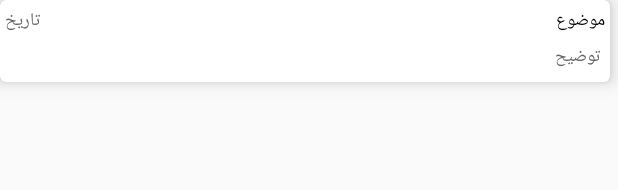
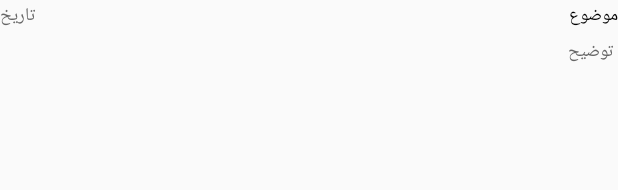
Before and after one commit to behdad222/tehlug_android, an Android app: the layout meetings_item.xml on its own in the app's theme, with its tools: preview values and no code run, on a phone screen of 412 x 824 dp. Shown: the top 190 px of the screen. Run offline under Robolectric (Android 15) with nearby library versions, the phone set to English and light mode, and no system bars.

Commit message:
remove card view

```diff
--- a/app/src/main/res/layout/activity_main.xml
+++ b/app/src/main/res/layout/activity_main.xml
@@ -8,6 +8,6 @@
         android:id="@+id/meeting_recycle_view"
         android:scrollbars="vertical"
         android:layout_width="match_parent"
-        android:layout_height="match_parent"/>
+        android:layout_height="match_parent" />
 
 </RelativeLayout>
--- a/app/src/main/res/layout/meetings_item.xml
+++ b/app/src/main/res/layout/meetings_item.xml
@@ -1,18 +1,8 @@
 <?xml version="1.0" encoding="utf-8"?>
-<android.support.v7.widget.CardView
+<RelativeLayout
     xmlns:android="http://schemas.android.com/apk/res/android"
-    xmlns:card_view="http://schemas.android.com/apk/res-auto"
     android:layout_width="wrap_content"
-    android:layout_height="wrap_content"
-    android:layout_marginRight="5dp"
-    android:layout_marginEnd="5dp"
-    card_view:cardCornerRadius="4dp"
-    card_view:cardElevation="7dp">
-
-    <RelativeLayout
-        android:layout_width="match_parent"
-        android:layout_height="match_parent"
-        android:padding="3dp">
+    android:layout_height="wrap_content">
 
     <TextView
         android:layout_width="wrap_content"
@@ -49,4 +39,3 @@
         android:layout_alignParentEnd="true" />
 
 </RelativeLayout>
-</android.support.v7.widget.CardView>
```
Lines whose indentation alone changed are shown as unchanged.
